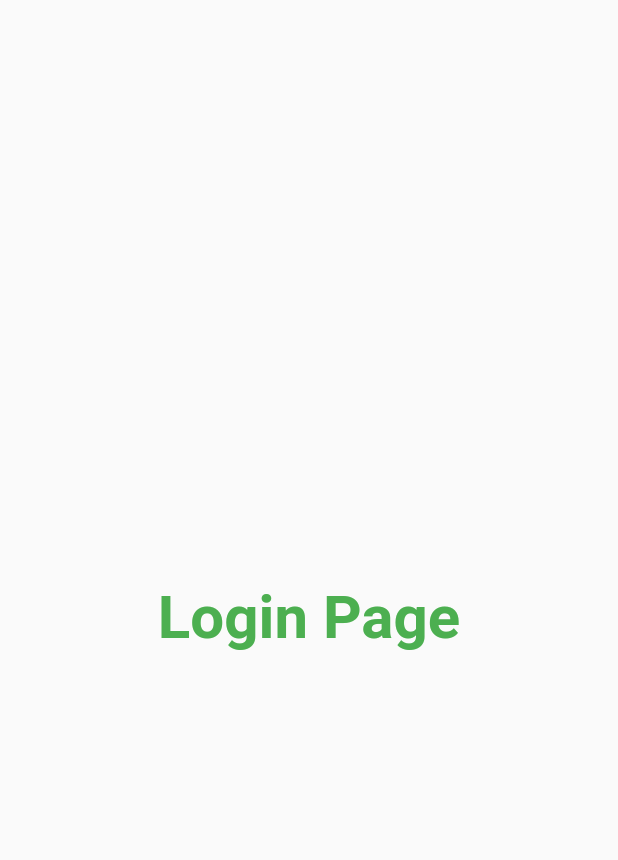
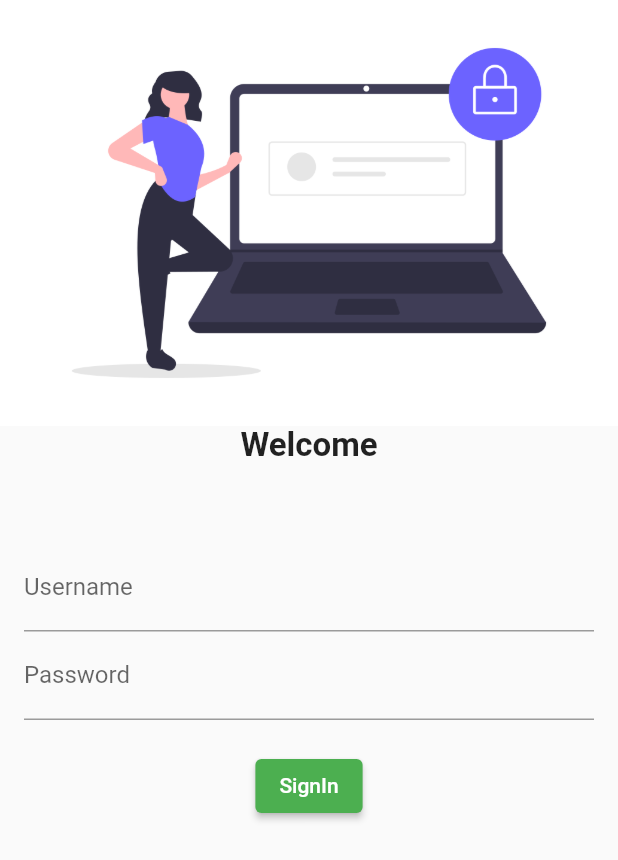
Before and after one commit to AnkitMiddha/30daysofflutter, a Flutter app: the screen it shows after launch, on a phone screen of 412 x 824 dp. Shown: the top 860 px of the screen. Run offline on Flutter 3.47's test engine with Material 2 defaults, Android fonts, the phone set to English and light mode, and no system bars.

Commit message:
day4 completed

```diff
--- a/lib/main.dart
+++ b/lib/main.dart
@@ -3,11 +3,11 @@ import 'package:flutter_application_1/pages/login_page.dart';
 import 'pages/home_page.dart';
 
 void main() {
-  runApp(MyApp());
+  runApp(const MyApp());
 }
 
 class MyApp extends StatelessWidget {
-  MyApp({super.key});
+  const MyApp({super.key});
 
   @override
   Widget build(BuildContext context) {
@@ -16,8 +16,8 @@ class MyApp extends StatelessWidget {
       theme: ThemeData(primarySwatch: Colors.green),
       darkTheme: ThemeData(brightness: Brightness.dark),
       routes: {
-        "/": (context) => LoginPage(),
-        "/LoginPage": (context) => HomePage(),
+        "/": (context) => const LoginPage(),
+        "/LoginPage": (context) => const HomePage(),
       },
     );
   }
--- a/lib/pages/home_page.dart
+++ b/lib/pages/home_page.dart
@@ -5,18 +5,18 @@ class HomePage extends StatelessWidget {
 
   @override
   Widget build(BuildContext context) {
-    final int days = 30;
-    final String name = "Ankit";
+    const int days = 30;
+    const String name = "Ankit";
     return Scaffold(
       appBar: AppBar(
-        title: Text("Hello Guys!"),
+        title: const Text("Hello Guys!"),
       ),
       body: Center(
         child: Container(
           child: Text("Welcome to $days days of flutter with $name"),
         ),
       ),
-      drawer: Drawer(),
+      drawer: const Drawer(),
     );
   }
 }
--- a/lib/pages/login_page.dart
+++ b/lib/pages/login_page.dart
@@ -6,16 +6,48 @@ class LoginPage extends StatelessWidget {
 
   @override
   Widget build(BuildContext context) {
-    return const Material(
-      child: Center(
-          child: Text(
-        "Login Page",
-        style: TextStyle(
-          fontSize: 40,
-          fontWeight: FontWeight.bold,
-          color: Colors.green,
-        ),
-      )),
+    return Material(
+      child: Column(
+        children: [
+          Image.asset(
+            "assets/images/login_page.png.png",
+            fit: BoxFit.fitWidth,
+          ),
+          const Text(
+            "Welcome",
+            style: TextStyle(
+              fontSize: 22,
+              fontWeight: FontWeight.bold,
+            ),
+          ),
+          const SizedBox(
+            height: 20,
+          ),
+          Padding(
+            padding:
+                const EdgeInsets.symmetric(vertical: 32.0, horizontal: 16.0),
+            child: Column(
+              children: [
+                TextFormField(
+                  decoration: const InputDecoration(
+                      hintText: "Enter Username", labelText: "Username"),
+                ),
+                TextFormField(
+                  obscureText: true,
+                  decoration: const InputDecoration(
+                    hintText: "Enter Password",
+                    labelText: "Password",
+                  ),
+                ),
+                const SizedBox(
+                  height: 20,
+                ),
+                ElevatedButton(onPressed: () {}, child: const Text("SignIn"))
+              ],
+            ),
+          ),
+        ],
+      ),
     );
   }
 }
--- a/pubspec.yaml
+++ b/pubspec.yaml
@@ -32,6 +32,7 @@ dependencies:
     sdk: flutter
 
 
+
   # The following adds the Cupertino Icons font to your application.
   # Use with the CupertinoIcons class for iOS style icons.
   cupertino_icons: ^1.0.2
@@ -59,8 +60,9 @@ flutter:
   uses-material-design: true
 
   # To add assets to your application, add an assets section, like this:
-  # assets:
-  #   - images/a_dot_burr.jpeg
+  assets:
+
+  - assets/images/
   #   - images/a_dot_ham.jpeg
 
   # An image asset can refer to one or more resolution-specific "variants", see
```
Also changed, not shown: assets/images/login_page.png.png (added), 1 other file.
